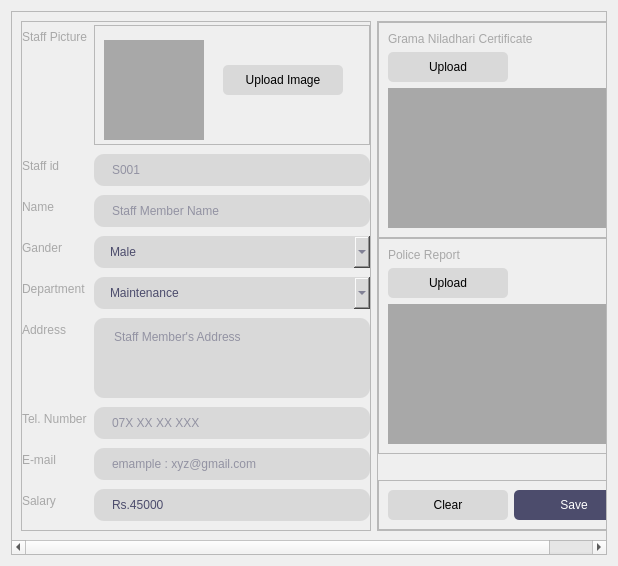
SeneshNV/XYZ-Hotel-Management, file application/staff/add_staff.ui: the form before one commit.
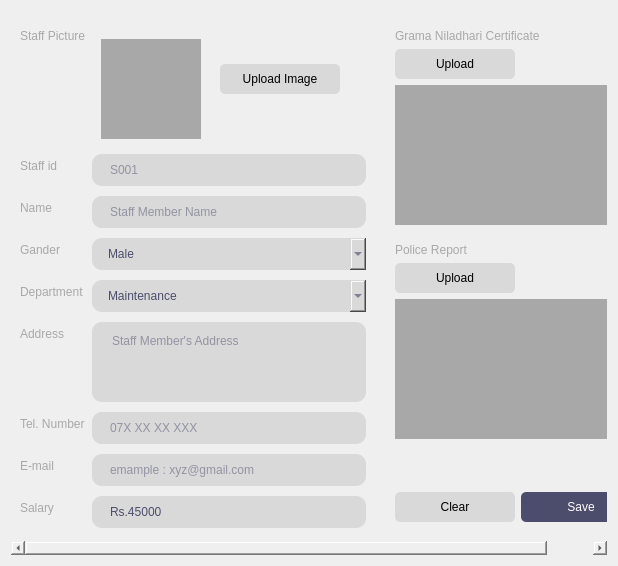
The form after the commit.

Commit message: mgt staff finish

What changed in the file:
```diff
--- a/application/staff/add_staff.ui
+++ b/application/staff/add_staff.ui
@@ -19,6 +19,9 @@
   <property name="windowTitle">
    <string>Form</string>
   </property>
+  <property name="styleSheet">
+   <string notr="true">border:none;</string>
+  </property>
   <layout class="QHBoxLayout" name="horizontalLayout">
    <item>
     <widget class="QScrollArea" name="scrollArea_3">
@@ -31,6 +34,9 @@
      <property name="styleSheet">
       <string notr="true"/>
      </property>
+     <property name="lineWidth">
+      <number>0</number>
+     </property>
      <property name="widgetResizable">
       <bool>true</bool>
      </property>
@@ -39,11 +45,14 @@
        <rect>
         <x>0</x>
         <y>0</y>
-        <width>692</width>
-        <height>529</height>
+        <width>698</width>
+        <height>531</height>
        </rect>
       </property>
       <layout class="QHBoxLayout" name="horizontalLayout_12">
+       <property name="spacing">
+        <number>20</number>
+       </property>
        <item>
         <widget class="QFrame" name="frame_19">
          <property name="frameShape">
```
Left out of the diff: 115 changed lines with no effect on the pictures. The commit also changes 44 other files.
